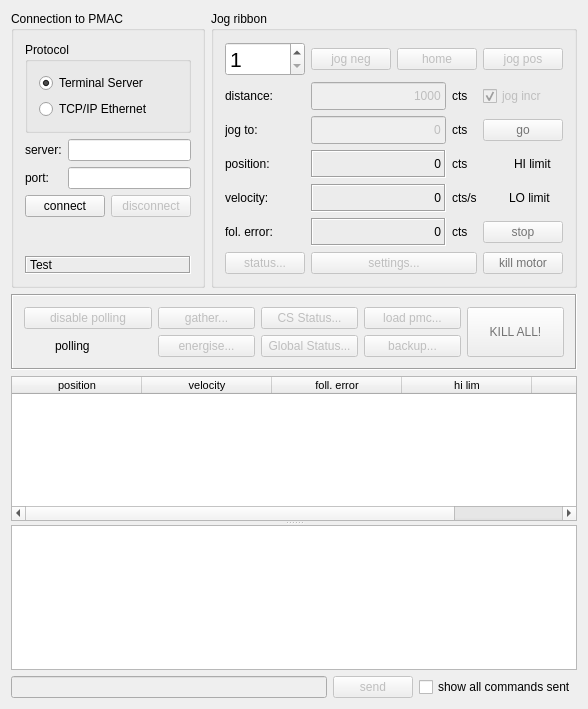
Qt form dls_pmaccontrol/formControl.ui (DiamondLightSource/dls-pmac-control) before a commit.
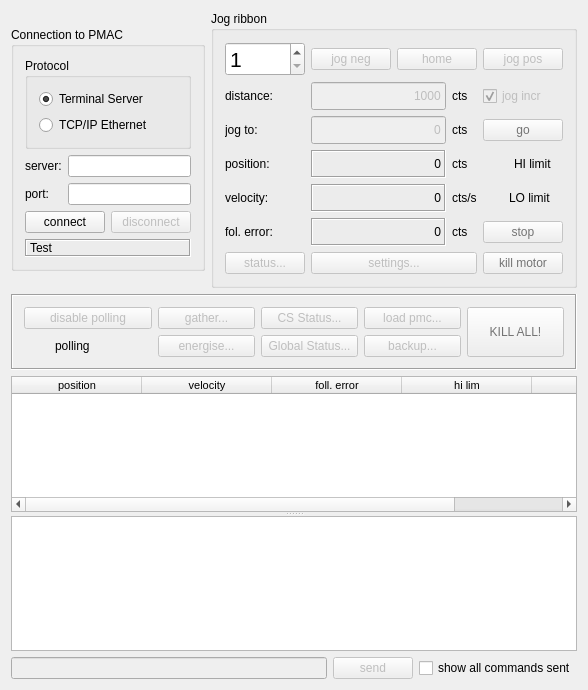
The same form after that commit. Icons and pictures are not drawn.

Commit message: dls_pmaccontrol: tidying up and made it depend on a released pmac_lib

The edit to the form file:
```diff
--- a/dls_pmaccontrol/formControl.ui
+++ b/dls_pmaccontrol/formControl.ui
@@ -7,7 +7,7 @@
     <x>0</x>
     <y>0</y>
     <width>588</width>
-    <height>709</height>
+    <height>690</height>
    </rect>
   </property>
   <property name="font">
@@ -21,7 +21,7 @@
     <item row="0" column="0">
      <widget class="QGroupBox" name="groupBox1">
       <property name="sizePolicy">
-       <sizepolicy hsizetype="Maximum" vsizetype="MinimumExpanding">
+       <sizepolicy hsizetype="Maximum" vsizetype="Fixed">
         <horstretch>0</horstretch>
         <verstretch>0</verstretch>
        </sizepolicy>
@@ -29,6 +29,9 @@
       <property name="title">
        <string>Connection to PMAC</string>
       </property>
+      <property name="alignment">
+       <set>Qt::AlignLeading|Qt::AlignLeft|Qt::AlignTop</set>
+      </property>
       <layout class="QVBoxLayout" name="verticalLayout">
        <item>
         <widget class="QGroupBox" name="btnGroupProtocol">
@@ -128,19 +131,6 @@
          </item>
         </layout>
        </item>
-       <item>
-        <spacer name="verticalSpacer">
-         <property name="orientation">
-          <enum>Qt::Vertical</enum>
-         </property>
-         <property name="sizeHint" stdset="0">
-          <size>
-           <width>20</width>
-           <height>0</height>
-          </size>
-         </property>
-        </spacer>
-       </item>
        <item>
         <widget class="QLabel" name="lblIdentity">
          <property name="sizePolicy">
@@ -1008,12 +998,6 @@
 &lt;tr&gt;
 &lt;td style=&quot;border: none;&quot;&gt;
 &lt;p style=&quot;-qt-paragraph-type:empty; margin-top:0px; margin-bottom:0px; margin-left:0px; margin-right:0px; -qt-block-indent:0; text-indent:0px;&quot;&gt;&lt;/p&gt;
-&lt;p style=&quot;-qt-paragraph-type:empty; margin-top:0px; margin-bottom:0px; margin-left:0px; margin-right:0px; -qt-block-indent:0; text-indent:0px;&quot;&gt;&lt;/p&gt;
-&lt;p style=&quot;-qt-paragraph-type:empty; margin-top:0px; margin-bottom:0px; margin-left:0px; margin-right:0px; -qt-block-indent:0; text-indent:0px;&quot;&gt;&lt;/p&gt;
-&lt;p style=&quot;-qt-paragraph-type:empty; margin-top:0px; margin-bottom:0px; margin-left:0px; margin-right:0px; -qt-block-indent:0; text-indent:0px;&quot;&gt;&lt;/p&gt;
-&lt;p style=&quot;-qt-paragraph-type:empty; margin-top:0px; margin-bottom:0px; margin-left:0px; margin-right:0px; -qt-block-indent:0; text-indent:0px;&quot;&gt;&lt;/p&gt;
-&lt;p style=&quot;-qt-paragraph-type:empty; margin-top:0px; margin-bottom:0px; margin-left:0px; margin-right:0px; -qt-block-indent:0; text-indent:0px;&quot;&gt;&lt;/p&gt;
-&lt;p style=&quot;-qt-paragraph-type:empty; margin-top:0px; margin-bottom:0px; margin-left:0px; margin-right:0px; -qt-block-indent:0; text-indent:0px;&quot;&gt;&lt;/p&gt;
 &lt;p style=&quot;-qt-paragraph-type:empty; margin-top:0px; margin-bottom:0px; margin-left:0px; margin-right:0px; -qt-block-indent:0; text-indent:0px;&quot;&gt;&lt;/p&gt;&lt;/td&gt;&lt;/tr&gt;&lt;/table&gt;&lt;/body&gt;&lt;/html&gt;</string>
        </property>
       </widget>
```
The commit also changes 2 other files.
